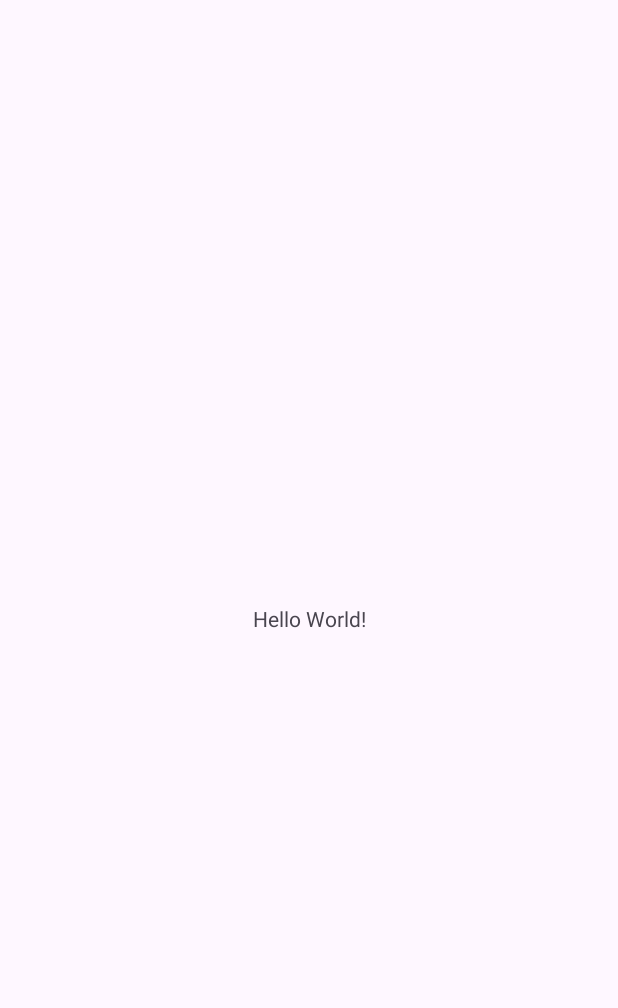
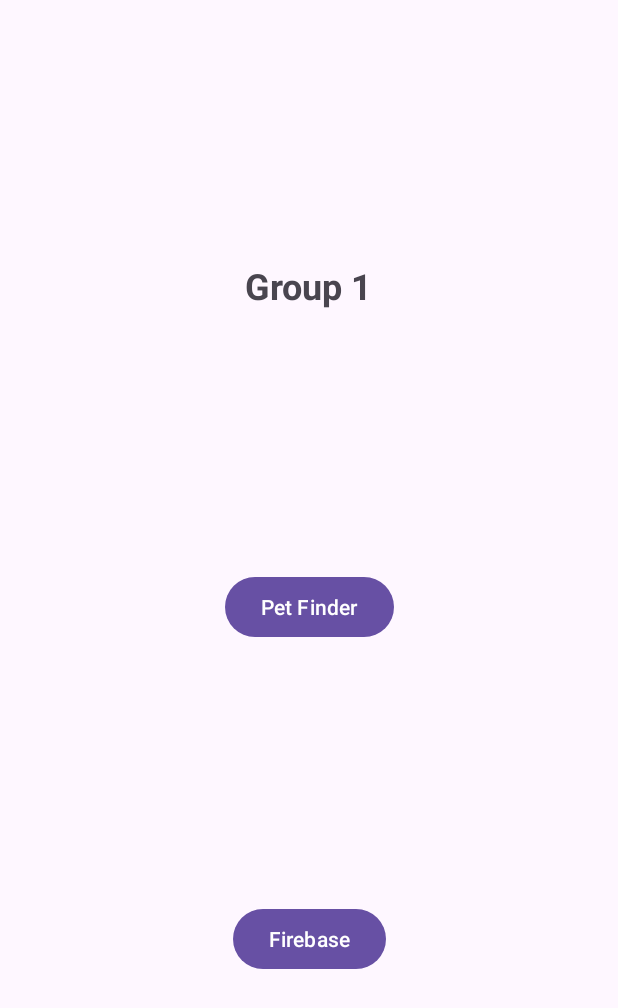
Before and after one commit to ErdunE/NortheasternMiami, an Android app: the screen it shows after launch (MainActivity), on a phone screen of 412 x 824 dp. Before the commit the part shown is almost empty. Shown: the top 1008 px of the screen. Run offline under Robolectric (Android 15) with nearby library versions, the phone set to English and light mode, and no system bars.

Commit message:
Updated MainActivity layout with constraints and added placeholders for A6 & A7

```diff
--- a/app/src/main/AndroidManifest.xml
+++ b/app/src/main/AndroidManifest.xml
@@ -21,6 +21,10 @@
                 <category android:name="android.intent.category.LAUNCHER" />
             </intent-filter>
         </activity>
+        <activity
+            android:name=".PetFinderActivity"/>
+        <activity
+            android:name=".FirebaseActivity"/>
     </application>
 
 </manifest>
--- a/app/src/main/java/edu/northeastern/a6_group_1/MainActivity.java
+++ b/app/src/main/java/edu/northeastern/a6_group_1/MainActivity.java
@@ -1,24 +1,37 @@
 package edu.northeastern.a6_group_1;
 
+import android.content.Intent;
 import android.os.Bundle;
-
-import androidx.activity.EdgeToEdge;
+import android.view.View;
+import android.widget.Button;
 import androidx.appcompat.app.AppCompatActivity;
-import androidx.core.graphics.Insets;
-import androidx.core.view.ViewCompat;
-import androidx.core.view.WindowInsetsCompat;
 
 public class MainActivity extends AppCompatActivity {
 
     @Override
     protected void onCreate(Bundle savedInstanceState) {
         super.onCreate(savedInstanceState);
-        EdgeToEdge.enable(this);
         setContentView(R.layout.activity_main);
-        ViewCompat.setOnApplyWindowInsetsListener(findViewById(R.id.main), (v, insets) -> {
-            Insets systemBars = insets.getInsets(WindowInsetsCompat.Type.systemBars());
-            v.setPadding(systemBars.left, systemBars.top, systemBars.right, systemBars.bottom);
-            return insets;
+
+        Button btnPetFinder = findViewById(R.id.btn_pet_finder);
+        Button btnFirebase = findViewById(R.id.btn_firebase);
+
+        // Per Finder Button
+        btnPetFinder.setOnClickListener(new View.OnClickListener() {
+            @Override
+            public void onClick(View v) {
+                Intent intent = new Intent(MainActivity.this, PetFinderActivity.class);
+                startActivity(intent);
+            }
+        });
+
+        // Firebase Button
+        btnFirebase.setOnClickListener(new View.OnClickListener() {
+            @Override
+            public void onClick(View v) {
+                Intent intent = new Intent(MainActivity.this, FirebaseActivity.class);
+                startActivity(intent);
+            }
         });
     }
 }
--- a/app/src/main/res/layout/activity_main.xml
+++ b/app/src/main/res/layout/activity_main.xml
@@ -1,5 +1,6 @@
 <?xml version="1.0" encoding="utf-8"?>
-<androidx.constraintlayout.widget.ConstraintLayout xmlns:android="http://schemas.android.com/apk/res/android"
+<androidx.constraintlayout.widget.ConstraintLayout
+    xmlns:android="http://schemas.android.com/apk/res/android"
     xmlns:app="http://schemas.android.com/apk/res-auto"
     xmlns:tools="http://schemas.android.com/tools"
     android:id="@+id/main"
@@ -7,13 +8,40 @@
     android:layout_height="match_parent"
     tools:context=".MainActivity">
 
+    <!-- Group TextView -->
     <TextView
+        android:id="@+id/tv_group_name"
         android:layout_width="wrap_content"
         android:layout_height="wrap_content"
-        android:text="Hello World!"
-        app:layout_constraintBottom_toBottomOf="parent"
+        android:text="Group 1"
+        android:textSize="24sp"
+        android:textStyle="bold"
+        app:layout_constraintStart_toStartOf="parent"
         app:layout_constraintEnd_toEndOf="parent"
+        app:layout_constraintTop_toTopOf="parent"
+        app:layout_constraintBottom_toTopOf="@+id/btn_pet_finder"
+        />
+
+    <!-- a6 button -->
+    <Button
+        android:id="@+id/btn_pet_finder"
+        android:layout_width="wrap_content"
+        android:layout_height="wrap_content"
+        android:text="Pet Finder"
         app:layout_constraintStart_toStartOf="parent"
-        app:layout_constraintTop_toTopOf="parent" />
+        app:layout_constraintEnd_toEndOf="parent"
+        app:layout_constraintTop_toBottomOf="@+id/tv_group_name"
+        app:layout_constraintBottom_toTopOf="@+id/btn_firebase" />
+
+    <!-- a7 button -->
+    <Button
+        android:id="@+id/btn_firebase"
+        android:layout_width="wrap_content"
+        android:layout_height="wrap_content"
+        android:text="Firebase"
+        app:layout_constraintTop_toBottomOf="@+id/btn_pet_finder"
+        app:layout_constraintStart_toStartOf="parent"
+        app:layout_constraintEnd_toEndOf="parent"
+        app:layout_constraintBottom_toBottomOf="parent" />
 
 </androidx.constraintlayout.widget.ConstraintLayout>
```
Also changed, not shown: app/src/main/java/edu/northeastern/a6_group_1/FirebaseActivity.java (added, +12 -0 lines), app/src/main/java/edu/northeastern/a6_group_1/PetFinderActivity.java (added, +12 -0 lines), app/src/main/res/layout/activity_firebase.xml (added, +21 -0 lines), app/src/main/res/layout/activity_pet_finder.xml (added, +19 -0 lines).
